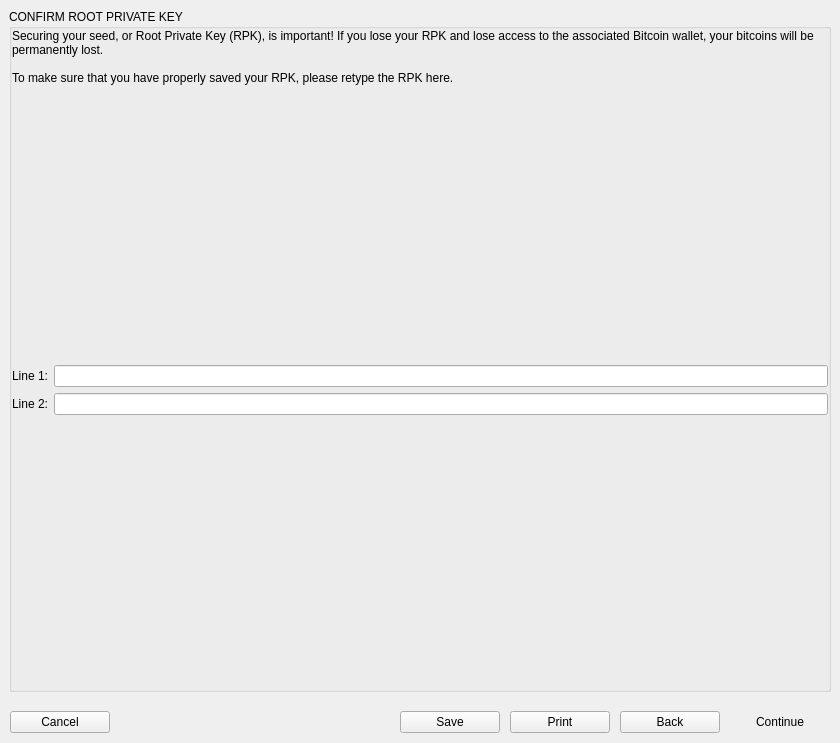
The window that BlockSettleUILib/NewWalletSeedDialog.ui (BlockSettle/terminal) describes before a commit, drawn with Qt 5.
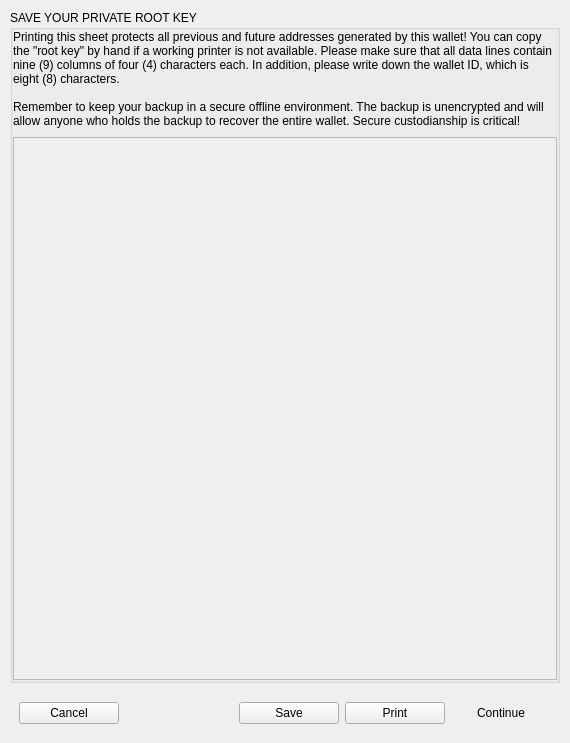
The same window after the commit. The open tabs and pages were chosen to show the change.

Commit message: BST-1544 Create Wallet updates - added NewWalletSeedConfirmDialog which separates the confirm seed functionality out of NewWalletSeedDialog to make it easier and cleaner to resize and style these two dialogs independently - moved Abort Wallet Creation message box out of a global function into its own class in BSMessageBox, the same way many other message boxes are done - NewWalletSeedDialog is now more narrow with pdf document spanning all the way to the edges - reduced the size of NewWalletSeedConfirmDialog

Diff of the .ui file:
```diff
--- a/BlockSettleUILib/NewWalletSeedDialog.ui
+++ b/BlockSettleUILib/NewWalletSeedDialog.ui
@@ -6,7 +6,7 @@
    <rect>
     <x>0</x>
     <y>0</y>
-    <width>840</width>
+    <width>570</width>
     <height>743</height>
    </rect>
   </property>
@@ -30,27 +30,28 @@
     <number>0</number>
    </property>
    <item>
-    <widget class="QStackedWidget" name="stackedWidget">
-     <property name="currentIndex">
-      <number>0</number>
+    <widget class="QWidget" name="widget" native="true">
+     <property name="buttonBar" stdset="0">
+      <bool>true</bool>
      </property>
-     <widget class="QWidget" name="pagePreview">
-      <layout class="QHBoxLayout" name="horizontalLayout_3">
+     <layout class="QHBoxLayout" name="horizontalLayout">
        <property name="spacing">
-        <number>6</number>
+       <number>10</number>
        </property>
        <property name="leftMargin">
-        <number>9</number>
+       <number>10</number>
        </property>
        <property name="topMargin">
-        <number>9</number>
+       <number>10</number>
        </property>
        <property name="rightMargin">
-        <number>9</number>
+       <number>10</number>
        </property>
        <property name="bottomMargin">
-        <number>9</number>
-       </property>
+       <number>10</number>
+      </property>
+      <item>
+       <layout class="QVBoxLayout" name="verticalLayout_6">
        <item>
         <widget class="QGroupBox" name="groupBox">
          <property name="title">
@@ -85,14 +86,7 @@
            </widget>
           </item>
           <item>
-           <layout class="QHBoxLayout" name="horizontalLayout_2" stretch="1,3,1">
-            <item>
-             <widget class="QLabel" name="label_6">
-              <property name="text">
-               <string/>
-              </property>
-             </widget>
-            </item>
+            <layout class="QHBoxLayout" name="horizontalLayout_2" stretch="1">
             <item>
              <widget class="QScrollArea" name="scrollArea">
               <property name="widgetResizable">
@@ -103,8 +97,8 @@
                 <rect>
                  <x>0</x>
                  <y>0</y>
-                 <width>482</width>
-                 <height>589</height>
+                  <width>542</width>
+                  <height>584</height>
                 </rect>
                </property>
                <layout class="QGridLayout" name="gridLayout_2">
@@ -134,130 +128,17 @@
               </widget>
              </widget>
             </item>
-            <item>
-             <widget class="QLabel" name="label_5">
-              <property name="text">
-               <string/>
-              </property>
-             </widget>
-            </item>
            </layout>
           </item>
          </layout>
         </widget>
        </item>
-      </layout>
-     </widget>
-     <widget class="QWidget" name="pageConfirm">
-      <layout class="QVBoxLayout" name="verticalLayout_4">
        <item>
-        <widget class="QGroupBox" name="groupBox_2">
-         <property name="title">
-          <string>CONFIRM ROOT PRIVATE KEY</string>
-         </property>
-         <layout class="QVBoxLayout" name="verticalLayout_5">
-          <property name="leftMargin">
-           <number>0</number>
-          </property>
-          <property name="topMargin">
-           <number>0</number>
-          </property>
-          <property name="rightMargin">
-           <number>0</number>
-          </property>
-          <property name="bottomMargin">
-           <number>0</number>
-          </property>
-          <item>
-           <widget class="QLabel" name="label_2">
-            <property name="text">
-             <string>Securing your seed, or Root Private Key (RPK), is important! If you lose your RPK and lose access to the associated Bitcoin wallet, your bitcoins will be permanently lost.
-
-To make sure that you have properly saved your RPK, please retype the RPK here.</string>
-            </property>
-            <property name="wordWrap">
-             <bool>true</bool>
-            </property>
-           </widget>
-          </item>
-          <item>
-           <spacer name="verticalSpacer_2">
-            <property name="orientation">
-             <enum>Qt::Vertical</enum>
-            </property>
-            <property name="sizeHint" stdset="0">
-             <size>
-              <width>10</width>
-              <height>10</height>
-             </size>
-            </property>
-           </spacer>
-          </item>
-          <item>
-           <layout class="QGridLayout" name="gridLayout">
-            <item row="1" column="0">
-             <widget class="QLabel" name="label_4">
-              <property name="text">
-               <string>Line 2:</string>
-              </property>
-             </widget>
-            </item>
-            <item row="1" column="1">
-             <widget class="QLineEdit" name="lineEditLine2"/>
-            </item>
-            <item row="0" column="0">
-             <widget class="QLabel" name="label_3">
-              <property name="text">
-               <string>Line 1:</string>
-              </property>
-             </widget>
-            </item>
-            <item row="0" column="1">
-             <widget class="QLineEdit" name="lineEditLine1"/>
-            </item>
-           </layout>
-          </item>
-          <item>
-           <spacer name="verticalSpacer">
-            <property name="orientation">
-             <enum>Qt::Vertical</enum>
-            </property>
-            <property name="sizeHint" stdset="0">
-             <size>
-              <width>10</width>
-              <height>10</height>
-             </size>
-            </property>
-           </spacer>
-          </item>
-         </layout>
-        </widget>
-       </item>
-      </layout>
-     </widget>
-    </widget>
-   </item>
-   <item>
-    <widget class="QWidget" name="widget" native="true">
+         <widget class="QWidget" name="horizontalWidget" native="true">
      <property name="buttonBar" stdset="0">
       <bool>true</bool>
      </property>
-     <layout class="QHBoxLayout" name="horizontalLayout">
-      <property name="spacing">
-       <number>10</number>
-      </property>
-      <property name="leftMargin">
-       <number>10</number>
-      </property>
-      <property name="topMargin">
-       <number>10</number>
-      </property>
-      <property name="rightMargin">
-       <number>10</number>
-      </property>
-      <property name="bottomMargin">
-       <number>10</number>
-      </property>
+          <layout class="QHBoxLayout" name="horizontalLayout_3">
       <item>
        <widget class="QPushButton" name="pushButtonCancel">
         <property name="minimumSize">
@@ -325,19 +206,6 @@
         </property>
        </widget>
       </item>
-      <item>
-       <widget class="QPushButton" name="pushButtonBack">
-        <property name="minimumSize">
-         <size>
-          <width>100</width>
-          <height>0</height>
-         </size>
-        </property>
-        <property name="text">
-         <string>Back</string>
-        </property>
-       </widget>
-      </item>
       <item>
        <widget class="QPushButton" name="pushButtonContinue">
         <property name="minimumSize">
@@ -361,6 +229,11 @@
     </widget>
    </item>
   </layout>
+      </item>
+     </layout>
+    </widget>
+   </item>
+  </layout>
  </widget>
  <tabstops>
   <tabstop>pushButtonCancel</tabstop>
```
Left out of the diff: 7 changed lines with no effect on the pictures. Lines whose indentation alone changed are shown as unchanged. The commit also changes 9 other files.
